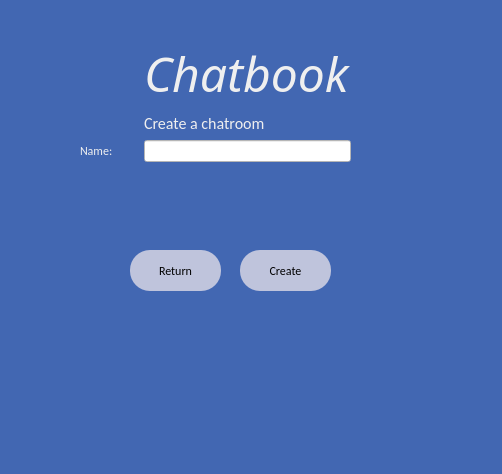
Above: createChatRoom.ui from Sastiazaran/chatRooms before the change. Below: the same form after it.
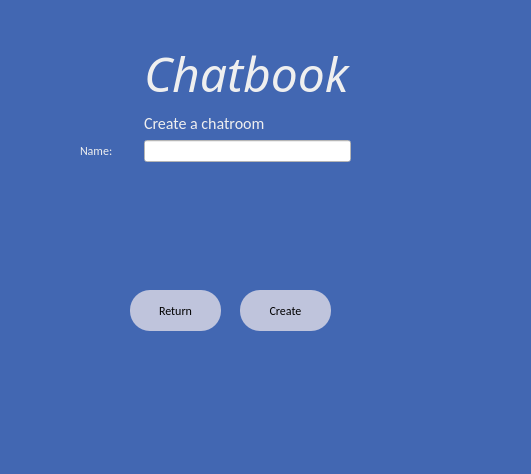
That is the form after the change.

```diff
--- a/createChatRoom.ui
+++ b/createChatRoom.ui
@@ -6,7 +6,7 @@
    <rect>
     <x>0</x>
     <y>0</y>
-    <width>502</width>
+    <width>531</width>
     <height>474</height>
    </rect>
   </property>
@@ -174,7 +174,7 @@
    <property name="geometry">
     <rect>
      <x>60</x>
-     <y>220</y>
+     <y>250</y>
      <width>381</width>
      <height>20</height>
     </rect>
@@ -191,7 +191,7 @@
    <property name="geometry">
     <rect>
      <x>240</x>
-     <y>250</y>
+     <y>290</y>
      <width>91</width>
      <height>41</height>
     </rect>
@@ -214,7 +214,7 @@
    <property name="geometry">
     <rect>
      <x>130</x>
-     <y>250</y>
+     <y>290</y>
      <width>91</width>
      <height>41</height>
     </rect>
```
Left out of the diff: 17 changed lines with no effect on the pictures.
